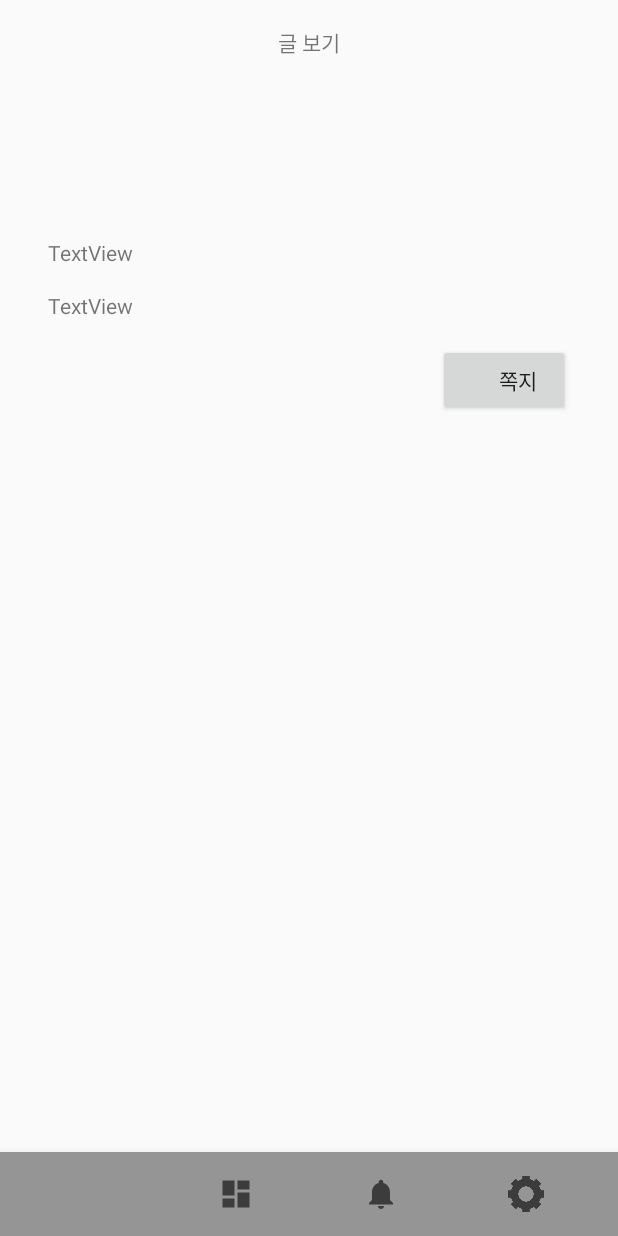
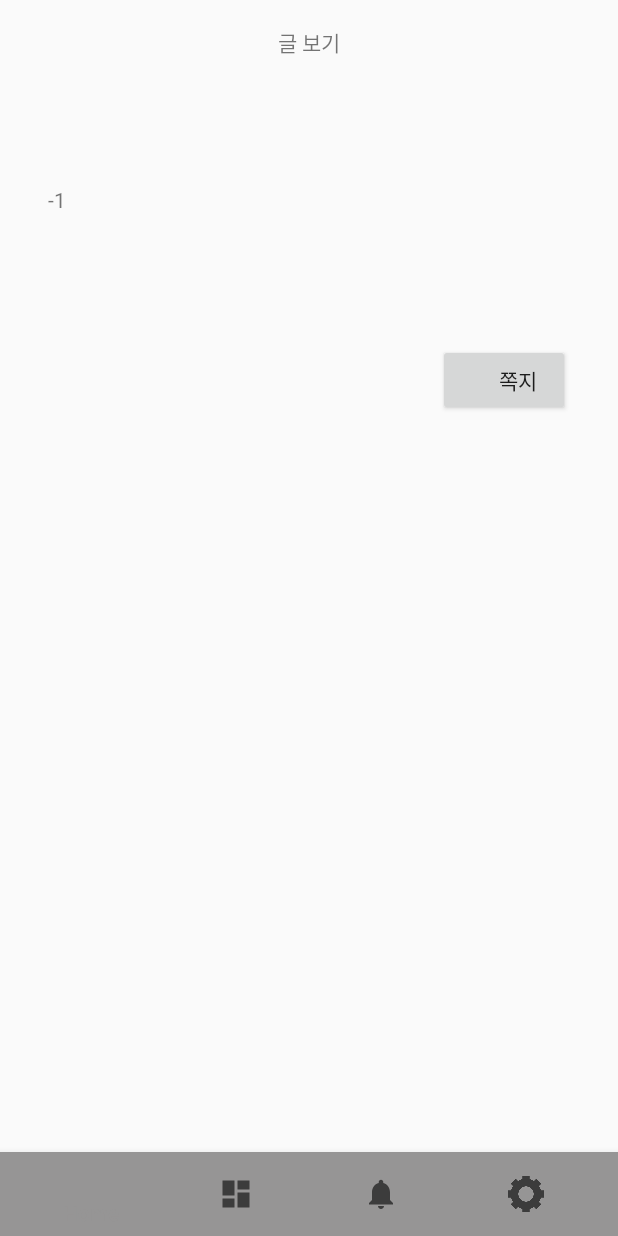
Before and after one commit to hyuna919/travelhelp_clone, an Android app: the PostReadActivity screen opened directly, with no data from a screen before it, on a phone screen of 412 x 824 dp. Run offline under Robolectric (Android 15) with nearby library versions, the phone set to English and light mode, and no system bars.

Commit message:
리사이클러뷰어댑터에 intent넣음...2

```diff
--- a/app/src/main/java/com/example/travel_help/Activity/BoardActivity.kt
+++ b/app/src/main/java/com/example/travel_help/Activity/BoardActivity.kt
@@ -72,7 +72,6 @@ class BoardActivity : AppCompatActivity() {
             //startActivityForResult(intent,REQUEST_CODE)
         })
 
-
         //리사이클러뷰 어댑터
         board_rv.adapter = BoardRvAdapter(this, dummy)
 
--- a/app/src/main/java/com/example/travel_help/Activity/PostReadActivity.kt
+++ b/app/src/main/java/com/example/travel_help/Activity/PostReadActivity.kt
@@ -15,11 +15,14 @@ class PostReadActivity : AppCompatActivity() {
         setContentView(R.layout.post_read)
         //val title = intent.getParcelableExtra<DataClassPost>("title")
         val title = intent.getStringExtra("title")
+        val date = intent.getIntExtra("date",-1)
+        val airport = intent.getStringExtra("airport")
+        val content = intent.getStringExtra("content")
 
         pr_title?.text = title
-        //pr_date?.text = post.date.toString()
-        //pr_airport?.text = post.airport
-        //pr_contents?.text = post.content
+        pr_date?.text = date.toString()
+        pr_airport?.text = airport
+        pr_contents?.text = content
 
     }
 }
```
Also changed, not shown: app/src/main/java/com/example/travel_help/RecyclerViewAdapter/BoardRvAdapter.kt (+5 -2 lines).
